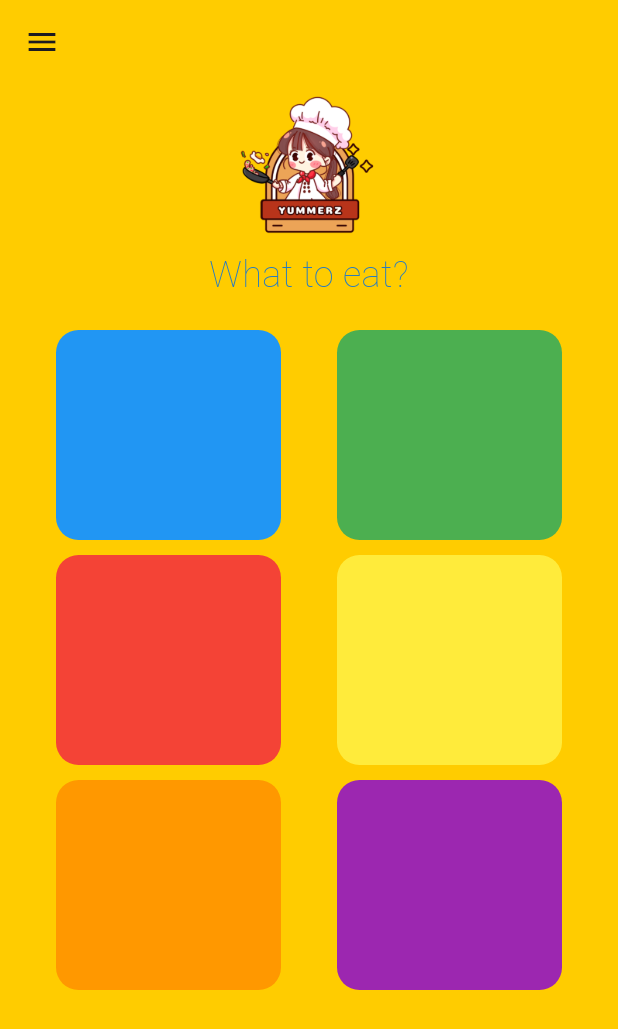
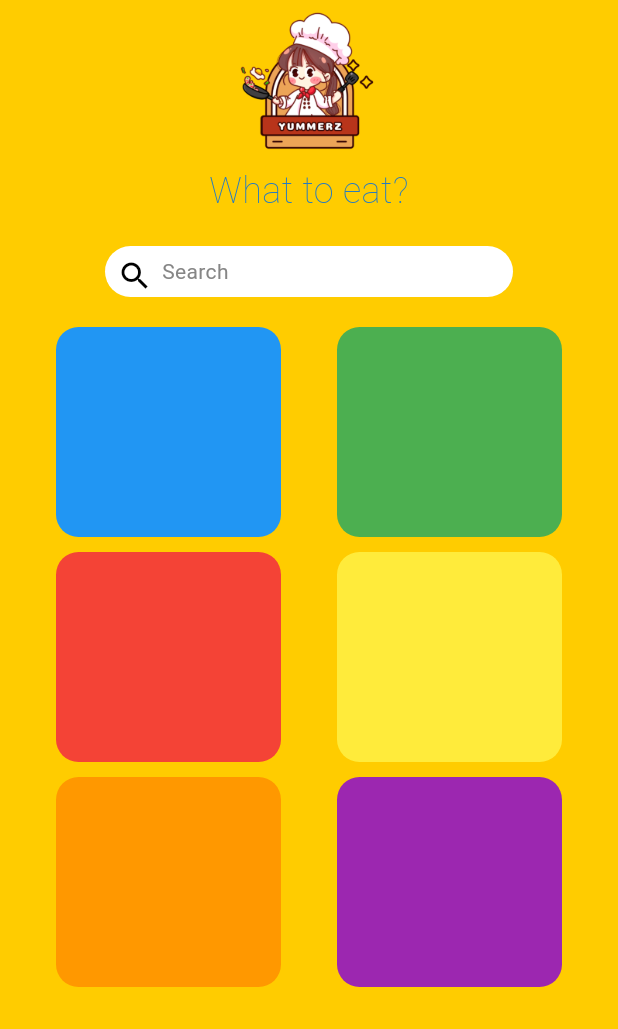
Before and after one commit to laragrace30/meals_app, a Flutter app: the Categories screen opened directly, on a phone screen of 412 x 824 dp. Shown: the top 1029 px of the screen. Run offline on Flutter 3.47's test engine with Material 3 defaults, Android fonts, the phone set to English and light mode, and no system bars.

Commit message:
Added a search bar

```diff
--- a/lib/screens/categories.dart
+++ b/lib/screens/categories.dart
@@ -3,7 +3,7 @@ import 'package:flutter/services.dart';
 import 'package:meals_app/widget/maindrawer.dart';
 
 class Categories extends StatelessWidget {
-  const Categories({Key? key});
+  const Categories({super.key});
 
   @override
   Widget build(BuildContext context) {
@@ -16,8 +16,6 @@ class Categories extends StatelessWidget {
 
     return Scaffold(
       backgroundColor: const Color(0xFFFFCC00),
-      appBar: AppBar(backgroundColor: const Color(0xFFFFCC00)),
-      drawer: const MainDrawer(),
       body: SafeArea(
         child: Stack(
           children: [
@@ -35,6 +33,37 @@ class Categories extends StatelessWidget {
                  fontSize: 24,
                  fontWeight: FontWeight.w200
                 )),
+                const SizedBox(height: 20),
+                Padding(
+                  padding: const EdgeInsets.symmetric(horizontal:70),
+                  child: Container(
+                    height: 34,
+                    width: 100,
+                    decoration: BoxDecoration(
+                      borderRadius: BorderRadius.circular(20),
+                      color: Colors.white
+                    ),
+                    child: const Row(
+                      children: [
+                        Padding(
+                          padding: EdgeInsets.only(top:8, left:8, bottom:8),
+                          child: Icon(
+                            Icons.search,
+                            color: Colors.black,
+                          ),
+                        ),
+                        SizedBox(width: 6),
+                        Text(
+                          'Search',
+                          style: TextStyle(
+                            color: Color(0xFF868686),
+                            fontSize: 14,
+                          ),
+                        ),
+                      ],
+                    ),
+                  ),
+                ),
                 const SizedBox(height: 20),
                 Column(
                   children: [
```
